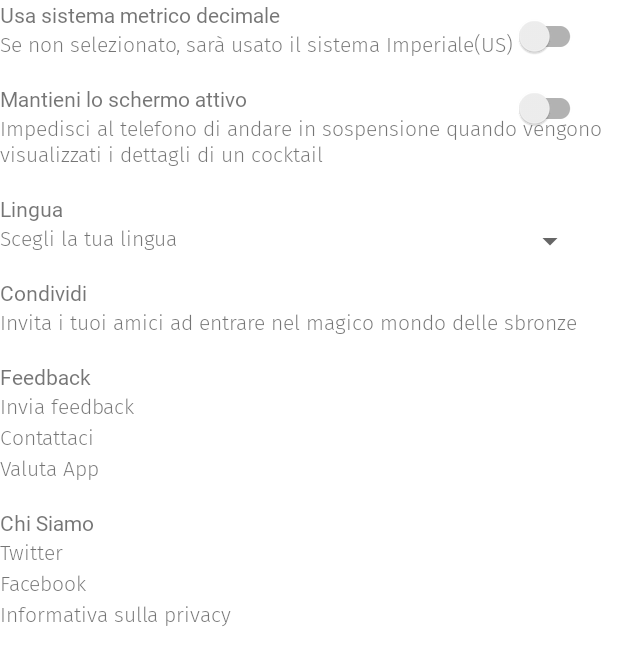
After one commit to corso-android-ivan-morgillo/team-b, an Android app: the layout fragment_setting.xml on its own in the app's theme, with its tools: preview values and no code run, on a phone screen of 412 x 824 dp. The commit adds this screen. Shown: the top 665 px of the screen. Run offline under Robolectric (Android 15) with nearby library versions, the phone set to English and light mode, and no system bars.

Commit message:
feat: added xml file of setting fragment

```diff
--- a/app/build.gradle
+++ b/app/build.gradle
@@ -114,6 +114,7 @@ dependencies {
 
     // alphabet index
     implementation 'com.github.myinnos:AlphabetIndex-Fast-Scroll-RecyclerView:1.0.95'
+    implementation 'androidx.legacy:legacy-support-v4:1.0.0'
 
 
     // Testing dependencies
--- /dev/null
+++ b/app/src/main/java/com/ivanmorgillo/corsoandroid/teamb/settings/SettingFragment.kt
@@ -0,0 +1,22 @@
+package com.ivanmorgillo.corsoandroid.teamb.settings
+
+import android.os.Bundle
+import android.view.LayoutInflater
+import android.view.View
+import android.view.ViewGroup
+import androidx.fragment.app.Fragment
+import com.ivanmorgillo.corsoandroid.teamb.R
+
+class SettingFragment : Fragment() {
+    override fun onCreate(savedInstanceState: Bundle?) {
+        super.onCreate(savedInstanceState)
+    }
+
+    override fun onCreateView(
+        inflater: LayoutInflater, container: ViewGroup?,
+        savedInstanceState: Bundle?
+    ): View? {
+        // Inflate the layout for this fragment
+        return inflater.inflate(R.layout.fragment_setting, container, false)
+    }
+}
--- a/app/src/main/res/layout/detail_screen_title.xml
+++ /dev/null
@@ -1,20 +0,0 @@
-<?xml version="1.0" encoding="utf-8"?>
-<androidx.constraintlayout.widget.ConstraintLayout xmlns:android="http://schemas.android.com/apk/res/android"
-    android:layout_width="match_parent"
-    android:layout_height="wrap_content"
-    xmlns:app="http://schemas.android.com/apk/res-auto"
-    xmlns:tools="http://schemas.android.com/tools">
-
-    <TextView
-        android:id="@+id/detail_screen_title"
-        tools:text="Margarita SuperDuper"
-        style="@style/firasans_bold"
-        android:textSize="24sp"
-        android:layout_height="wrap_content"
-        android:layout_width="wrap_content"
-        android:fontFamily="@font/firasans_medium"
-        app:layout_constraintTop_toTopOf="parent"
-        app:layout_constraintStart_toStartOf="parent"
-        app:layout_constraintEnd_toEndOf="parent" />
-
-</androidx.constraintlayout.widget.ConstraintLayout>
--- a/app/src/main/res/layout/fragment_detail.xml
+++ b/app/src/main/res/layout/fragment_detail.xml
@@ -7,9 +7,9 @@
 
     <androidx.recyclerview.widget.RecyclerView xmlns:app="http://schemas.android.com/apk/res-auto"
         android:id="@+id/detail_screen_recycleview"
+        android:layout_width="match_parent"
+        android:layout_height="match_parent"
+        android:clipToPadding="true"
         android:orientation="vertical"
-        app:layoutManager="androidx.recyclerview.widget.LinearLayoutManager"
-        android:layout_width="match_parent"
-        android:clipToPadding="true"
-        android:layout_height="match_parent" />
+        app:layoutManager="androidx.recyclerview.widget.LinearLayoutManager" />
 </com.google.android.material.card.MaterialCardView>
--- /dev/null
+++ b/app/src/main/res/layout/fragment_setting.xml
@@ -0,0 +1,178 @@
+<?xml version="1.0" encoding="utf-8"?>
+<androidx.constraintlayout.widget.ConstraintLayout xmlns:android="http://schemas.android.com/apk/res/android"
+    android:layout_width="match_parent"
+    android:layout_height="match_parent"
+    xmlns:app="http://schemas.android.com/apk/res-auto"
+    xmlns:tools="http://schemas.android.com/tools">
+
+    <TextView
+        android:id="@+id/option_title"
+        android:layout_width="wrap_content"
+        android:layout_height="wrap_content"
+        app:layout_constraintStart_toStartOf="parent"
+        app:layout_constraintTop_toTopOf="parent"
+        tools:text="Usa sistema metrico decimale"
+        android:fontFamily="@font/firasans_bold" />
+
+    <TextView
+        android:id="@+id/option_description"
+        android:layout_width="wrap_content"
+        android:layout_height="wrap_content"
+        app:layout_constraintStart_toStartOf="@id/option_title"
+        app:layout_constraintTop_toBottomOf="@+id/option_title"
+        tools:text="Se non selezionato, sarà usato il sistema Imperiale(US)"
+        android:fontFamily="@font/firasans_light" />
+
+    <androidx.appcompat.widget.SwitchCompat
+        android:id="@+id/check_of"
+        android:layout_width="wrap_content"
+        android:layout_height="wrap_content"
+        app:layout_constraintStart_toEndOf="@+id/option_description"
+        app:layout_constraintTop_toTopOf="parent" />
+
+    <TextView
+        android:id="@+id/option_title2"
+        android:layout_width="wrap_content"
+        android:layout_height="wrap_content"
+        app:layout_constraintStart_toStartOf="@id/option_description"
+        app:layout_constraintTop_toBottomOf="@+id/option_description"
+        tools:text="Mantieni lo schermo attivo"
+        android:fontFamily="@font/firasans_bold"
+        android:layout_marginTop="16dp" />
+
+    <TextView
+        android:id="@+id/option_description2"
+        android:layout_width="wrap_content"
+        android:layout_height="wrap_content"
+        android:fontFamily="@font/firasans_light"
+        app:layout_constraintStart_toStartOf="@+id/option_description"
+        app:layout_constraintTop_toBottomOf="@+id/option_title2"
+        tools:text="Impedisci al telefono di andare in sospensione quando vengono visualizzati i dettagli di un cocktail" />
+
+
+    <androidx.appcompat.widget.SwitchCompat
+        android:id="@+id/check_of2"
+        android:layout_width="wrap_content"
+        android:layout_height="wrap_content"
+        app:layout_constraintTop_toBottomOf="@+id/check_of"
+        app:layout_constraintStart_toStartOf="@+id/check_of" />
+
+    <TextView
+        android:id="@+id/option_title3"
+        android:layout_width="wrap_content"
+        android:layout_height="wrap_content"
+        app:layout_constraintStart_toStartOf="@id/option_description"
+        app:layout_constraintTop_toBottomOf="@+id/option_description2"
+        tools:text="Lingua"
+        android:fontFamily="@font/firasans_bold"
+        android:layout_marginTop="16dp" />
+
+    <TextView
+        android:id="@+id/option_description3"
+        android:layout_width="wrap_content"
+        android:layout_height="wrap_content"
+        android:fontFamily="@font/firasans_light"
+        app:layout_constraintStart_toStartOf="@+id/option_description"
+        app:layout_constraintTop_toBottomOf="@+id/option_title3"
+        tools:text="Scegli la tua lingua" />
+
+    <Spinner
+        android:layout_width="wrap_content"
+        android:layout_height="wrap_content"
+        app:layout_constraintTop_toBottomOf="@id/option_title3"
+        app:layout_constraintEnd_toEndOf="@id/check_of2" />
+
+    <TextView
+        android:id="@+id/option_title4"
+        android:layout_width="wrap_content"
+        android:layout_height="wrap_content"
+        app:layout_constraintStart_toStartOf="@id/option_description"
+        app:layout_constraintTop_toBottomOf="@+id/option_description3"
+        tools:text="Condividi"
+        android:fontFamily="@font/firasans_bold"
+        android:layout_marginTop="16dp" />
+
+    <TextView
+        android:id="@+id/option_description4"
+        android:layout_width="wrap_content"
+        android:layout_height="wrap_content"
+        android:fontFamily="@font/firasans_light"
+        app:layout_constraintStart_toStartOf="@+id/option_description"
+        app:layout_constraintTop_toBottomOf="@+id/option_title4"
+        tools:text="Invita i tuoi amici ad entrare nel magico mondo delle sbronze" />
+
+    <TextView
+        android:id="@+id/option_title5"
+        android:layout_width="wrap_content"
+        android:layout_height="wrap_content"
+        app:layout_constraintStart_toStartOf="@id/option_description"
+        app:layout_constraintTop_toBottomOf="@+id/option_description4"
+        tools:text="Feedback"
+        android:fontFamily="@font/firasans_bold"
+        android:layout_marginTop="16dp" />
+
+    <TextView
+        android:id="@+id/option_description5"
+        android:layout_width="wrap_content"
+        android:layout_height="wrap_content"
+        android:fontFamily="@font/firasans_light"
+        app:layout_constraintStart_toStartOf="@+id/option_description"
+        app:layout_constraintTop_toBottomOf="@+id/option_title5"
+        tools:text="Invia feedback" />
+
+    <TextView
+        android:id="@+id/option_description6"
+        android:layout_width="wrap_content"
+        android:layout_height="wrap_content"
+        android:fontFamily="@font/firasans_light"
+        app:layout_constraintStart_toStartOf="@+id/option_description"
+        app:layout_constraintTop_toBottomOf="@+id/option_description5"
+        tools:text="Contattaci" />
+
+    <TextView
+        android:id="@+id/option_description7"
+        android:layout_width="wrap_content"
+        android:layout_height="wrap_content"
+        android:fontFamily="@font/firasans_light"
+        app:layout_constraintStart_toStartOf="@+id/option_description"
+        app:layout_constraintTop_toBottomOf="@+id/option_description6"
+        tools:text="Valuta App" />
+
+    <TextView
+        android:id="@+id/option_title6"
+        android:layout_width="wrap_content"
+        android:layout_height="wrap_content"
+        app:layout_constraintStart_toStartOf="@id/option_description"
+        app:layout_constraintTop_toBottomOf="@+id/option_description7"
+        tools:text="Chi Siamo"
+        android:fontFamily="@font/firasans_bold"
+        android:layout_marginTop="16dp" />
+
+    <TextView
+        android:id="@+id/option_description8"
+        android:layout_width="wrap_content"
+        android:layout_height="wrap_content"
+        android:fontFamily="@font/firasans_light"
+        app:layout_constraintStart_toStartOf="@+id/option_description"
+        app:layout_constraintTop_toBottomOf="@+id/option_title6"
+        tools:text="Twitter" />
+
+    <TextView
+        android:id="@+id/option_description9"
+        android:layout_width="wrap_content"
+        android:layout_height="wrap_content"
+        android:fontFamily="@font/firasans_light"
+        app:layout_constraintStart_toStartOf="@+id/option_description"
+        app:layout_constraintTop_toBottomOf="@+id/option_description8"
+        tools:text="Facebook" />
+
+    <TextView
+        android:id="@+id/option_description10"
+        android:layout_width="wrap_content"
+        android:layout_height="wrap_content"
+        android:fontFamily="@font/firasans_light"
+        app:layout_constraintStart_toStartOf="@+id/option_description"
+        app:layout_constraintTop_toBottomOf="@+id/option_description9"
+        tools:text="Informativa sulla privacy" />
+
+</androidx.constraintlayout.widget.ConstraintLayout>
--- a/app/src/main/res/menu/menu.xml
+++ b/app/src/main/res/menu/menu.xml
@@ -31,28 +31,28 @@
         android:id="@+id/theme_name"
         android:icon="@drawable/theme"
         android:title="@string/theme"
-        app:showAsAction="always"
+        app:showAsAction="ifRoom"
         android:orderInCategory="0" />
 
     <item
         android:id="@+id/dots_name"
         android:icon="@drawable/dots"
         android:title="@string/submenu"
-        app:showAsAction="always"
+        app:showAsAction="ifRoom"
         android:orderInCategory="0" />
 
     <item
         android:id="@+id/menu_name"
         android:icon="@drawable/menu"
         android:title="@string/menu"
-        app:showAsAction="always"
+        app:showAsAction="ifRoom"
         android:orderInCategory="0" />
 
     <item
         android:id="@+id/folder_name"
         android:icon="@drawable/folder"
         android:title="@string/folder"
-        app:showAsAction="always"
+        app:showAsAction="ifRoom"
         android:orderInCategory="0" />
 
 
--- a/app/src/main/res/navigation/nav_graph.xml
+++ b/app/src/main/res/navigation/nav_graph.xml
@@ -16,6 +16,9 @@
         <action
             android:id="@+id/action_homeFragment_to_searchFragment"
             app:destination="@id/searchFragment" />
+        <action
+            android:id="@+id/action_homeFragment_to_settingsFragment"
+            app:destination="@id/settingsFragment" />
     </fragment>
     <fragment
         android:id="@+id/detailFragment"
@@ -27,6 +30,9 @@
             android:name="cocktail_id"
             app:argType="long"
             android:defaultValue="-666L" />
+        <action
+            android:id="@+id/action_detailFragment_to_settingsFragment"
+            app:destination="@id/settingsFragment" />
     </fragment>
     <fragment
         android:id="@+id/searchFragment"
@@ -36,5 +42,14 @@
         <action
             android:id="@+id/action_searchFragment_to_detailFragment"
             app:destination="@id/detailFragment" />
+        <action
+            android:id="@+id/action_searchFragment_to_settingsFragment"
+            app:destination="@id/settingsFragment" />
     </fragment>
+    <fragment
+        android:id="@+id/settingsFragment"
+        android:name="com.ivanmorgillo.corsoandroid.teamb.settings.SettingFragment"
+        android:label="fragment_settings"
+        tools:layout="@layout/fragment_setting" />
+
 </navigation>
```
